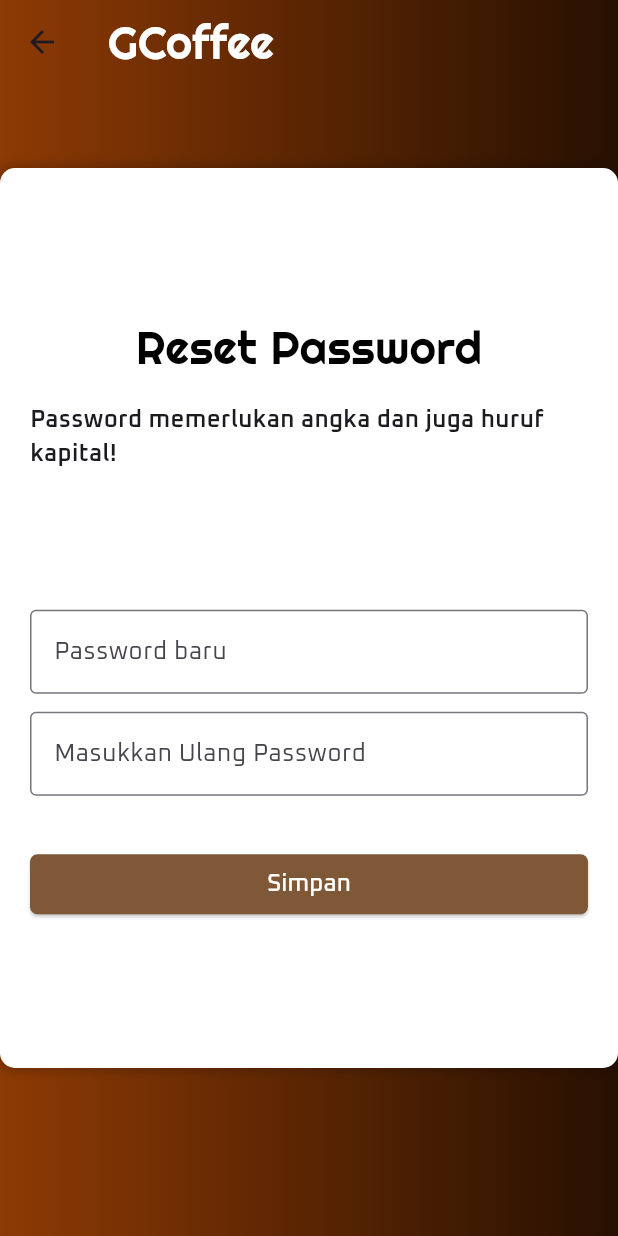
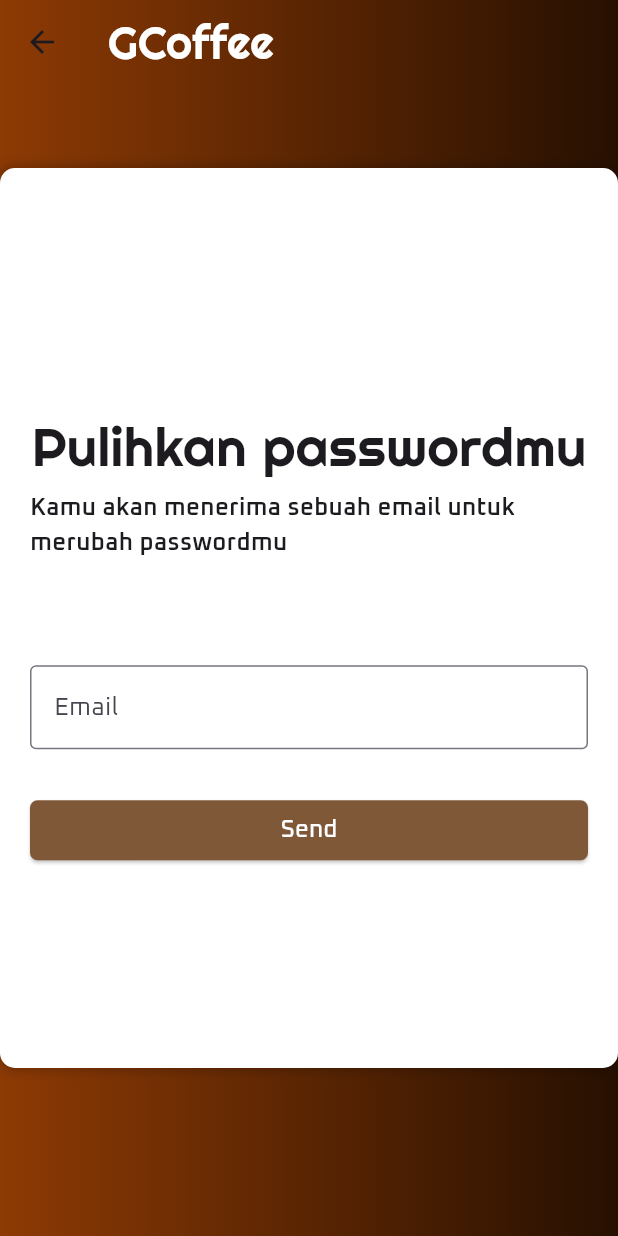
Before and after one commit to Cels12/flutter-gcoffee, a Flutter app: the Loginpage screen opened directly, after a tap on "Lupa Password?", on a phone screen of 412 x 824 dp. Run offline on Flutter 3.47's test engine with Material 3 defaults, Android fonts, the phone set to English and light mode, and no system bars; our stand-ins replace flutter_dotenv, flutter_svg, go_router, google_sign_in, heroicons, image_picker and 2 more; accounts and stored records are empty; project files that could hold a hidden picture were left out.

Commit message:
Penambahan route yang masih pengerjaan. Penambahan UI send link untuk reset password

```diff
--- /dev/null
+++ b/lib/controller/enterEmailForResetPassword.dart
@@ -0,0 +1,145 @@
+import 'package:flutter/material.dart';
+import 'package:gcoffee_r/styles/textstyles.dart';
+
+class Enteremailforresetpassword extends StatefulWidget {
+  const Enteremailforresetpassword({super.key});
+
+  @override
+  State<Enteremailforresetpassword> createState() =>
+      _EnteremailforresetpasswordState();
+}
+
+class _EnteremailforresetpasswordState
+    extends State<Enteremailforresetpassword> {
+  bool isLoading = false;
+  bool isEmailCorrect = false;
+  bool isEmailInputEmpty = false;
+  final TextEditingController emailController = TextEditingController();
+  Future<void> _checkEmail() async {
+    setState(() {
+      isLoading = true;
+      isEmailInputEmpty = emailController.text.trim().isEmpty;
+      isEmailCorrect = false;
+    });
+
+    if (isEmailInputEmpty) {
+      setState(() {
+        isLoading = false;
+      });
+      return;
+    }
+    try {} catch (e) {}
+  }
+
+  @override
+  Widget build(BuildContext context) {
+    return Scaffold(
+      extendBodyBehindAppBar: true,
+      appBar: AppBar(
+        backgroundColor: Colors.transparent,
+        title: Text('GCoffee', style: getTitleWhite(context)),
+      ),
+      body: Container(
+        decoration: BoxDecoration(
+          gradient: LinearGradient(
+            begin: Alignment.centerLeft,
+            end: Alignment.centerRight,
+            colors: [
+              Color.fromRGBO(141, 58, 4, 1.0),
+              Color.fromRGBO(39, 16, 1, 1.0),
+            ],
+          ),
+        ),
+        child: Center(
+          child: Container(
+            width: 550,
+            height: 600,
+            padding: EdgeInsets.all(20),
+            decoration: BoxDecoration(
+              color: Colors.white,
+              borderRadius: BorderRadius.circular(10),
+              boxShadow: [
+                BoxShadow(
+                  color: Colors.black.withValues(alpha: 0.2),
+                  blurRadius: 5,
+                  spreadRadius: 2,
+                ),
+              ],
+            ),
+            child: Padding(
+              padding: const EdgeInsets.only(top: 25),
+              child: Column(
+                mainAxisSize: MainAxisSize.min,
+                mainAxisAlignment: MainAxisAlignment.center,
+                children: [
+                  Center(
+                    child: Text(
+                      'Pulihkan passwordmu',
+                      style: TextStyle(fontFamily: 'Righteous', fontSize: 36),
+                    ),
+                  ),
+                  SizedBox(height: 5),
+                  Center(
+                    child: Text(
+                      'Kamu akan menerima sebuah email untuk merubah passwordmu',
+                      style: TextStyle(
+                        fontFamily: 'Oxanium',
+                        fontSize: 16,
+                        fontWeight: FontWeight.w600,
+                      ),
+                    ),
+                  ),
+                  SizedBox(height: 70),
+                  SizedBox(
+                    width: 450,
+                    child: TextField(
+                      controller: emailController,
+                      decoration: InputDecoration(
+                        labelText: 'Email',
+                        labelStyle: TextStyle(
+                          fontFamily: 'Oxanium',
+                          fontSize: 16,
+                        ),
+                        border: OutlineInputBorder(),
+                        errorText:
+                            isEmailInputEmpty
+                                ? 'Email tidak boleh kosong!'
+                                : null,
+                      ),
+                    ),
+                  ),
+                  SizedBox(height: 20),
+
+                  SizedBox(height: 10),
+                  ElevatedButton(
+                    onPressed: isLoading ? null : _checkEmail,
+                    style: TextButton.styleFrom(
+                      backgroundColor: Color.fromARGB(255, 127, 88, 56),
+                      fixedSize: Size(450, 40),
+                      shape: RoundedRectangleBorder(
+                        borderRadius: BorderRadius.circular(5),
+                      ),
+                    ),
+                    child:
+                        isLoading
+                            ? const CircularProgressIndicator(
+                              color: Color.fromARGB(255, 210, 156, 100),
+                            )
+                            : const Text(
+                              'Send',
+                              style: TextStyle(
+                                color: Colors.white,
+                                fontFamily: 'Oxanium',
+                                fontSize: 16,
+                              ),
+                            ),
+                  ),
+                ],
+              ),
+            ),
+          ),
+        ),
+      ),
+    );
+  }
+}
--- a/lib/pages/forgotPassword.dart
+++ b/lib/controller/forgotPassword.dart
@@ -1,8 +1,8 @@
 import 'package:flutter/material.dart';
-import 'package:gcoffee_r/pages/login.dart';
+import 'package:gcoffee_r/controller/login.dart';
 import 'package:gcoffee_r/styles/notification_styles.dart';
 import 'package:toastification/toastification.dart';
-import '../auth/auth.dart';
+import 'auth/auth.dart';
 import 'package:gcoffee_r/styles/textstyles.dart';
 
 class ForgotPassword extends StatefulWidget {
--- a/lib/pages/login.dart
+++ b/lib/controller/login.dart
@@ -3,14 +3,14 @@ import 'dart:io';
 import 'package:flutter/foundation.dart';
 import 'package:flutter/material.dart';
 import 'package:flutter_dotenv/flutter_dotenv.dart';
+import 'package:gcoffee_r/controller/enterEmailForResetPassword.dart';
 import 'package:gcoffee_r/pages/admin/dashboard.dart';
 import 'package:gcoffee_r/pages/customer/homepage_cust.dart';
 import 'package:gcoffee_r/pages/customer/meja.dart';
-import 'package:gcoffee_r/pages/forgotPassword.dart';
-import 'package:gcoffee_r/pages/signup.dart';
+import 'package:gcoffee_r/controller/signup.dart';
 import 'package:gcoffee_r/styles/notification_styles.dart';
 import 'package:toastification/toastification.dart';
-import '../auth/auth.dart';
+import 'auth/auth.dart';
 import 'package:gcoffee_r/styles/textstyles.dart';
 import 'package:flutter_svg/flutter_svg.dart';
 import 'package:supabase_flutter/supabase_flutter.dart';
@@ -340,7 +340,8 @@ class _LoginpageState extends State<Loginpage> {
                           Navigator.push(
                             context,
                             MaterialPageRoute(
-                              builder: (context) => ForgotPassword(),
+                              builder:
+                                  (context) => Enteremailforresetpassword(),
                             ),
                           );
                         },
@@ -455,9 +456,7 @@ class _LoginpageState extends State<Loginpage> {
                           if (response) {
                             supabase.auth.onAuthStateChange.listen((data) {
                               if (data.event == AuthChangeEvent.signedIn) {
-                                final user = data.session?.user;
-
-                                if (mounted) {
+                                if (context.mounted) {
                                   Navigator.pushReplacement(
                                     context,
                                     MaterialPageRoute(
--- a/lib/pages/signup.dart
+++ b/lib/controller/signup.dart
@@ -1,9 +1,9 @@
 // pages/signup_page.dart
 import 'package:flutter/material.dart';
-import 'package:gcoffee_r/pages/login.dart';
+import 'package:gcoffee_r/controller/login.dart';
 import 'package:gcoffee_r/styles/notification_styles.dart';
 import 'package:toastification/toastification.dart';
-import '../auth/auth.dart';
+import 'auth/auth.dart';
 import 'package:gcoffee_r/styles/textstyles.dart';
 
 class SignUpPage extends StatefulWidget {
--- a/lib/pages/admin/dashboard.dart
+++ b/lib/pages/admin/dashboard.dart
@@ -1,14 +1,14 @@
 import 'package:flutter/material.dart';
 import 'package:flutter_svg/flutter_svg.dart';
 import 'package:gcoffee_r/pages/admin/menupage.dart';
-import 'package:gcoffee_r/pages/login.dart';
+import 'package:gcoffee_r/controller/login.dart';
 import 'package:gcoffee_r/styles/textstyles.dart';
 import 'package:heroicons/heroicons.dart';
 import 'package:intl/intl.dart';
 import 'package:supabase_flutter/supabase_flutter.dart';
 import 'package:toastification/toastification.dart';
 import 'package:gcoffee_r/styles/notification_styles.dart';
-import 'package:gcoffee_r/auth/auth.dart';
+import 'package:gcoffee_r/controller/auth/auth.dart';
 
 class Dashboard extends StatefulWidget {
   const Dashboard({super.key});
--- a/lib/pages/customer/favoritepage.dart
+++ b/lib/pages/customer/favoritepage.dart
@@ -1,9 +1,9 @@
 import 'package:flutter/material.dart';
 import 'package:flutter_svg/flutter_svg.dart';
-import 'package:gcoffee_r/auth/auth.dart';
+import 'package:gcoffee_r/controller/auth/auth.dart';
 import 'package:gcoffee_r/pages/customer/homepage_cust.dart';
 import 'package:gcoffee_r/pages/customer/reviews.dart';
-import 'package:gcoffee_r/pages/login.dart';
+import 'package:gcoffee_r/controller/login.dart';
 import 'package:gcoffee_r/styles/notification_styles.dart';
 import 'package:supabase_flutter/supabase_flutter.dart';
 import 'package:heroicons/heroicons.dart';
--- a/lib/pages/customer/homepage_cust.dart
+++ b/lib/pages/customer/homepage_cust.dart
@@ -1,10 +1,10 @@
 import 'package:flutter/material.dart';
 import 'package:flutter_svg/flutter_svg.dart';
-import 'package:gcoffee_r/auth/auth.dart';
+import 'package:gcoffee_r/controller/auth/auth.dart';
 import 'package:gcoffee_r/pages/customer/favoritepage.dart';
 import 'package:gcoffee_r/pages/customer/reviews.dart';
-import 'package:gcoffee_r/pages/login.dart';
-import 'package:gcoffee_r/pages/signup.dart';
+import 'package:gcoffee_r/controller/login.dart';
+import 'package:gcoffee_r/controller/signup.dart';
 import 'package:gcoffee_r/styles/notification_styles.dart';
 import 'package:supabase_flutter/supabase_flutter.dart';
 import 'package:heroicons/heroicons.dart';
--- a/lib/pages/customer/myReviewPage.dart
+++ b/lib/pages/customer/myReviewPage.dart
@@ -2,12 +2,12 @@
 
 import 'package:flutter/material.dart';
 import 'package:flutter_svg/flutter_svg.dart';
-import 'package:gcoffee_r/auth/auth.dart';
+import 'package:gcoffee_r/controller/auth/auth.dart';
 import 'package:gcoffee_r/pages/customer/favoritepage.dart';
 import 'package:gcoffee_r/pages/customer/homepage_cust.dart';
 import 'package:gcoffee_r/pages/customer/popup_order_type.dart';
 import 'package:gcoffee_r/pages/customer/reviews.dart';
-import 'package:gcoffee_r/pages/login.dart';
+import 'package:gcoffee_r/controller/login.dart';
 import 'package:gcoffee_r/providers/cart_provider.dart';
 import 'package:gcoffee_r/styles/notification_styles.dart';
 import 'package:heroicons/heroicons.dart';
--- a/lib/pages/customer/reviews.dart
+++ b/lib/pages/customer/reviews.dart
@@ -2,12 +2,12 @@
 
 import 'package:flutter/material.dart';
 import 'package:flutter_svg/flutter_svg.dart';
-import 'package:gcoffee_r/auth/auth.dart';
+import 'package:gcoffee_r/controller/auth/auth.dart';
 import 'package:gcoffee_r/pages/customer/favoritepage.dart';
 import 'package:gcoffee_r/pages/customer/homepage_cust.dart';
 import 'package:gcoffee_r/pages/customer/MyReviewPage.dart';
 import 'package:gcoffee_r/pages/customer/popup_order_type.dart';
-import 'package:gcoffee_r/pages/login.dart';
+import 'package:gcoffee_r/controller/login.dart';
 import 'package:gcoffee_r/providers/cart_provider.dart';
 import 'package:gcoffee_r/styles/notification_styles.dart';
 // import 'package:gcoffee_r/styles/textstyles.dart';
--- a/lib/pages/desktoplandingpage2.dart
+++ b/lib/pages/desktoplandingpage2.dart
@@ -1,7 +1,7 @@
 import 'package:flutter/material.dart';
 import 'package:gcoffee_r/pages/customer/meja.dart';
-import 'package:gcoffee_r/pages/login.dart';
-import 'package:gcoffee_r/pages/signup.dart';
+import 'package:gcoffee_r/controller/login.dart';
+import 'package:gcoffee_r/controller/signup.dart';
 import 'package:gcoffee_r/styles/textstyles.dart';
 
 class Desktoplandingpage2 extends StatelessWidget {
--- a/lib/pages/mobilelandingpage.dart
+++ b/lib/pages/mobilelandingpage.dart
@@ -1,8 +1,8 @@
 import 'package:flutter/material.dart';
 import 'package:gcoffee_r/pages/customer/homepage_cust.dart';
 import 'package:gcoffee_r/pages/customer/meja.dart';
-import 'package:gcoffee_r/pages/login.dart';
-import 'package:gcoffee_r/pages/signup.dart';
+import 'package:gcoffee_r/controller/login.dart';
+import 'package:gcoffee_r/controller/signup.dart';
 
 class Mobilelandingpage extends StatefulWidget {
   Mobilelandingpage({super.key});
--- /dev/null
+++ b/lib/routes/route_config.dart
@@ -0,0 +1,7 @@
+import 'package:go_router/go_router.dart';
+
+class RouteConfig {
+  static GoRouter returnRouter() {
+    return GoRouter(routes: []);
+  }
+}
--- /dev/null
+++ b/lib/routes/route_name.dart
@@ -0,0 +1,3 @@
+class ROuteNames {
+  static const String initial = 'initial';
+}
--- a/pubspec.yaml
+++ b/pubspec.yaml
@@ -48,6 +48,7 @@ dependencies:
   toastification: ^3.0.2
   provider: ^6.1.2
   google_sign_in: ^6.3.0
+  go_router: ^14.8.1
 
 dev_dependencies:
   flutter_test:
```
Also changed, not shown: lib/controller/auth/auth.dart (renamed from lib/auth/auth.dart), pubspec.lock.
